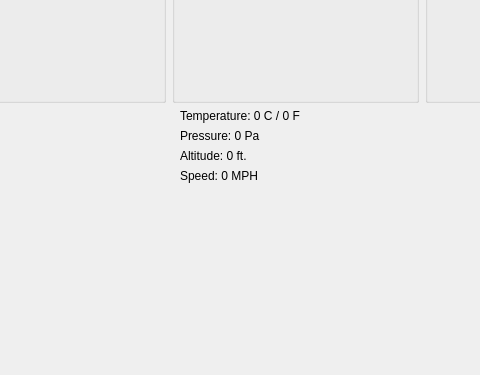
wjackson2112/SeniorDesignHub, file omegasensor_pc/ui/Driver10DOF.ui: the form before one commit; both pictures show x 93 to 573 and y 226 to 601 of the 777 by 601 pixel window.
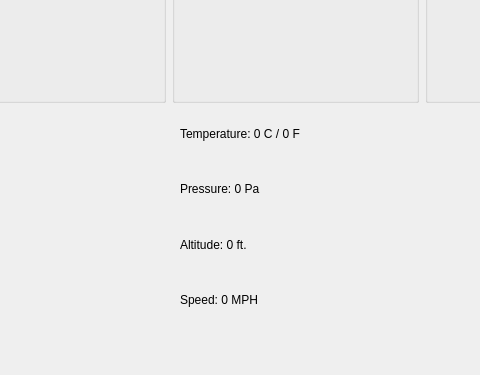
The form after the commit. Custom widgets are drawn as their Qt base class.

Patch:
```diff
--- a/omegasensor_pc/ui/Driver10DOF.ui
+++ b/omegasensor_pc/ui/Driver10DOF.ui
@@ -332,6 +332,9 @@
          <property name="orientation">
           <enum>Qt::Vertical</enum>
          </property>
+         <property name="sizeType">
+          <enum>QSizePolicy::Preferred</enum>
+         </property>
          <property name="sizeHint" stdset="0">
           <size>
            <width>20</width>
```
Left out of the diff: 30 changed lines with no effect on the pictures.
